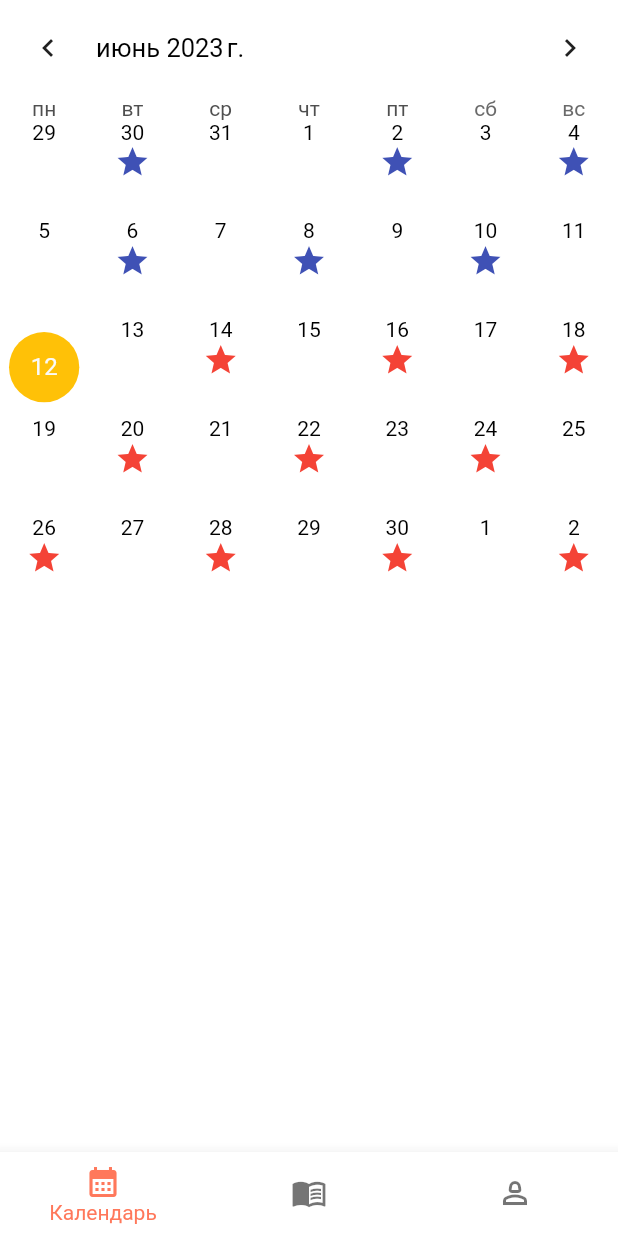
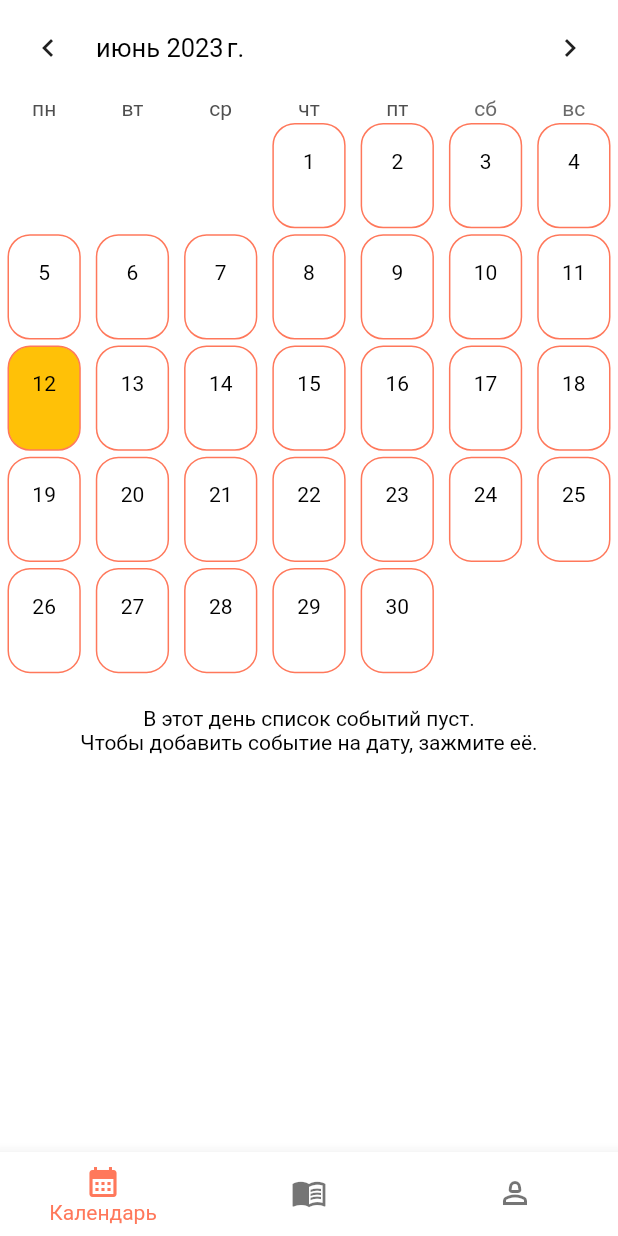
Before and after one commit to EvgrafovBTW/custom_calendar, a Flutter app: the screen it shows after launch, on a phone screen of 412 x 824 dp. Run offline on Flutter 3.47's test engine with Material 2 defaults, Android fonts, the phone set to English and light mode, and no system bars; drawn by our look-alikes of flutter_platform_widgets, overlay_support, table_calendar; our stand-ins replace equatable, flutter_bloc, flutter_spinkit, hydrated_bloc.

Commit message:
added add event dialog and overhaul

```diff
--- a/lib/logic/blocs/calendar/bloc/calendar_event.dart
+++ b/lib/logic/blocs/calendar/bloc/calendar_event.dart
@@ -8,7 +8,7 @@ abstract class CalendarEvent extends Equatable {
 }
 
 class MarkNewDate extends CalendarEvent {
-  final DateTime date;
+  final MarkedDateEvent date;
   const MarkNewDate(this.date);
 }
 
--- a/lib/logic/blocs/calendar/bloc/calendar_state.dart
+++ b/lib/logic/blocs/calendar/bloc/calendar_state.dart
@@ -7,13 +7,13 @@ class CalendarState extends Equatable {
     this.markedDays = const [],
   });
   final DateTime selectedDay;
-  final List<DateTime> markedDays;
+  final List<MarkedDateEvent> markedDays;
   @override
   List<dynamic> get props => [selectedDay];
 
   CalendarState copyWith({
     DateTime? selectedDay,
-    List<DateTime>? markedDays,
+    List<MarkedDateEvent>? markedDays,
   }) {
     return CalendarState(
       selectedDay: selectedDay ?? this.selectedDay,
--- /dev/null
+++ b/lib/logic/models/marked_date_model.dart
@@ -0,0 +1,53 @@
+// ignore_for_file: public_member_api_docs, sort_constructors_first
+import 'dart:convert';
+
+class MarkedDateEvent {
+  const MarkedDateEvent({
+    required this.id,
+    required this.dateTime,
+    required this.title,
+    this.description,
+  });
+  final String id;
+  final DateTime dateTime;
+  final String title;
+  final String? description;
+
+  Map<String, dynamic> toMap() {
+    return <String, dynamic>{
+      'id': id,
+      'dateTime': dateTime.millisecondsSinceEpoch,
+      'title': title,
+      'description': description,
+    };
+  }
+
+  factory MarkedDateEvent.fromMap(Map<String, dynamic> map) {
+    return MarkedDateEvent(
+      id: map['id'] as String,
+      dateTime: DateTime.fromMillisecondsSinceEpoch(map['dateTime'] as int),
+      title: map['title'] as String,
+      description:
+          map['description'] != null ? map['description'] as String : null,
+    );
+  }
+
+  String toJson() => json.encode(toMap());
+
+  factory MarkedDateEvent.fromJson(String source) =>
+      MarkedDateEvent.fromMap(json.decode(source) as Map<String, dynamic>);
+
+  MarkedDateEvent copyWith({
+    String? id,
+    DateTime? dateTime,
+    String? title,
+    String? description,
+  }) {
+    return MarkedDateEvent(
+      id: id ?? this.id,
+      dateTime: dateTime ?? this.dateTime,
+      title: title ?? this.title,
+      description: description ?? this.description,
+    );
+  }
+}
--- a/lib/main.dart
+++ b/lib/main.dart
@@ -1,3 +1,5 @@
+// ignore_for_file: depend_on_referenced_packages
+
 import 'dart:math';
 
 import 'package:custom_calendar/logic/blocs/calendar/bloc/calendar_bloc.dart';
@@ -96,8 +98,11 @@ class MainApp extends StatelessWidget {
               theme: ThemeData(
                 useMaterial3: true,
                 colorScheme: const ColorScheme.light(
+                  //TODO кастомные цвета
                   primary: Color.fromRGBO(255, 120, 91, 1),
-                  secondary: Color.fromRGBO(116, 105, 105, 1),
+                  onPrimary: Color.fromRGBO(91, 255, 132, 1),
+                  secondary: Color.fromRGBO(143, 29, 128, 1),
+                  onSecondary: Color.fromRGBO(28, 158, 126, 1),
                   tertiary: Colors.amber,
                   surface: Colors.white,
                   onSurface: Colors.black,
--- /dev/null
+++ b/lib/screens/components/calendar/date_cells.dart
@@ -0,0 +1,154 @@
+import 'package:custom_calendar/logic/blocs/calendar/bloc/calendar_bloc.dart';
+import 'package:flutter/material.dart';
+import 'package:flutter_bloc/flutter_bloc.dart';
+
+class DateCell extends StatelessWidget {
+  const DateCell(
+    this.dateType, {
+    super.key,
+    required this.day,
+  });
+  final DateTime day;
+  final DateCellType dateType;
+
+  @override
+  Widget build(BuildContext context) {
+    ThemeData theme = Theme.of(context);
+    CalendarBloc calendarBloc = BlocProvider.of<CalendarBloc>(context);
+
+    Color? getCellColor() {
+      if (dateType == DateCellType.selected) {
+        return theme.colorScheme.tertiary;
+      }
+      if (dateType == DateCellType.today) {
+        return theme.colorScheme.primary;
+      }
+      return null;
+    }
+
+    bool isDateMarked() {
+      if (calendarBloc.state.markedDays.contains(day)) {
+        return true;
+      }
+      return false;
+    }
+
+    return Padding(
+      padding: const EdgeInsets.symmetric(horizontal: 5, vertical: 2),
+      child: Container(
+        padding:
+            EdgeInsets.only(top: MediaQuery.of(context).size.height * 0.02),
+        decoration: BoxDecoration(
+          border: Border.all(color: theme.primaryColor),
+          borderRadius: const BorderRadius.all(Radius.circular(15)),
+          color: getCellColor(),
+        ),
+        child: SizedBox.expand(
+          child: DateCellBuilder(
+            dateType,
+            day: day,
+            marked: isDateMarked(),
+          ),
+        ),
+      ),
+    );
+  }
+}
+
+class DateCellBuilder extends StatelessWidget {
+  const DateCellBuilder(
+    this.dateType, {
+    required this.day,
+    required this.marked,
+    super.key,
+  });
+  final bool marked;
+  final DateTime day;
+  final DateCellType dateType;
+  @override
+  Widget build(BuildContext context) {
+    if (marked) {
+      return MarkedDateEventCellBody(day);
+    }
+
+    return DateCellBody(
+      day: day,
+    );
+  }
+}
+
+class SelectedCellBody extends StatelessWidget {
+  const SelectedCellBody({
+    super.key,
+    required this.day,
+  });
+
+  final DateTime day;
+
+  @override
+  Widget build(BuildContext context) {
+    return Column(
+      children: [
+        Text(
+          day.day.toString(),
+        ),
+      ],
+    );
+  }
+}
+
+class DateCellBody extends StatelessWidget {
+  const DateCellBody({
+    super.key,
+    required this.day,
+  });
+
+  final DateTime day;
+
+  @override
+  Widget build(BuildContext context) {
+    return Column(
+      children: [
+        Text(
+          day.day.toString(),
+        ),
+      ],
+    );
+  }
+}
+
+class MarkedDateEventCellBody extends StatelessWidget {
+  const MarkedDateEventCellBody(
+    this.day, {
+    super.key,
+  });
+  final DateTime day;
+
+  @override
+  Widget build(BuildContext context) {
+    ThemeData theme = Theme.of(context);
+    Color getDateColor(DateTime date) {
+      if (date.millisecondsSinceEpoch > DateTime.now().millisecondsSinceEpoch) {
+        return theme.colorScheme.secondary;
+      } else {
+        return theme.colorScheme.onSecondary;
+      }
+    }
+
+    return Column(
+      mainAxisAlignment: MainAxisAlignment.spaceBetween,
+      children: [
+        Text(
+          day.day.toString(),
+        ),
+        Icon(
+          //TODO кастомную иконку
+          Icons.star,
+          color: getDateColor(day),
+        ),
+      ],
+    );
+  }
+}
+
+enum DateCellType { def, selected, today }
--- a/lib/screens/components/calendar/marked_date_cell.dart
+++ /dev/null
@@ -1,57 +0,0 @@
-import 'package:flutter/material.dart';
-
-class DateCell extends StatelessWidget {
-  const DateCell({
-    super.key,
-    required this.day,
-    this.isMarked = false,
-  });
-  final DateTime day;
-  final bool isMarked;
-
-  @override
-  Widget build(BuildContext context) {
-    if (isMarked) {
-      return MarkedDateCell(day);
-    }
-    return Column(
-      children: [
-        Text(
-          day.day.toString(),
-        ),
-      ],
-    );
-  }
-}
-
-class MarkedDateCell extends StatelessWidget {
-  const MarkedDateCell(
-    this.day, {
-    super.key,
-  });
-  final DateTime day;
-
-  @override
-  Widget build(BuildContext context) {
-    Color getDateColor(DateTime date) {
-      if (date.millisecondsSinceEpoch > DateTime.now().millisecondsSinceEpoch) {
-        return Colors.red;
-      } else {
-        return Colors.indigo;
-      }
-    }
-
-    return Column(
-      children: [
-        Text(
-          day.day.toString(),
-        ),
-        Icon(
-          Icons.star,
-          color: getDateColor(day),
-          // size: MediaQuery.of(context).size.height * 0.05,
-        ),
-      ],
-    );
-  }
-}
--- a/lib/screens/main_screen.dart
+++ b/lib/screens/main_screen.dart
@@ -11,7 +11,7 @@ class MainScreen extends StatelessWidget {
 
   /// массив со страницами из боттом бара
   static List<Widget> pages = [
-    CalendarPage(),
+    const CalendarPage(),
     const FeedPage(),
     const ProfilePage(),
   ];
--- a/lib/screens/pages/calendar_page.dart
+++ b/lib/screens/pages/calendar_page.dart
@@ -1,8 +1,14 @@
+import 'dart:io';
+
 import 'package:custom_calendar/logic/blocs/calendar/bloc/calendar_bloc.dart';
-import 'package:custom_calendar/screens/components/calendar/marked_date_cell.dart';
+import 'package:custom_calendar/screens/components/calendar/calendar_dialog.dart';
+import 'package:custom_calendar/screens/components/calendar/date_cells.dart';
 import 'package:flutter/material.dart';
 import 'package:flutter_bloc/flutter_bloc.dart';
+import 'package:flutter_platform_widgets/flutter_platform_widgets.dart';
 import 'package:table_calendar/table_calendar.dart';
+
+import '../../logic/models/marked_date_model.dart';
 
 class CalendarPage extends StatelessWidget {
   const CalendarPage({super.key});
@@ -13,14 +19,93 @@ class CalendarPage extends StatelessWidget {
     ThemeData theme = Theme.of(context);
 
     return SafeArea(
-      child: Column(
+      child: SingleChildScrollView(
+        child: BlocBuilder<CalendarBloc, CalendarState>(
+          builder: (context, state) {
+            return Column(
               children: [
-          BlocBuilder<CalendarBloc, CalendarState>(
-            builder: (context, state) {
+                CustomCalendar(
+                  state,
+                  calendarBloc: calendarBloc,
+                  theme: theme,
+                ),
+                Padding(
+                  padding: const EdgeInsets.symmetric(vertical: 20),
+                  child: DateEventsList(state),
+                )
+              ],
+            );
+          },
+        ),
+      ),
+    );
+  }
+}
+
+class DateEventsList extends StatelessWidget {
+  const DateEventsList(
+    this.state, {
+    super.key,
+  });
+  final CalendarState state;
+
+  @override
+  Widget build(BuildContext context) {
+    List<MarkedDateEvent> events = [];
+    for (MarkedDateEvent event in state.markedDays) {
+      if (isSameDay(state.selectedDay, event.dateTime)) {
+        events.add(event);
+      }
+    }
+    if (events.isNotEmpty) {
+      return Column(
+        children: [
+          for (MarkedDateEvent event in events) Text(event.title),
+        ],
+      );
+    }
+    return SizedBox.fromSize(
+      size: MediaQuery.of(context).size,
+      child: const Text.rich(
+        TextSpan(
+          text: 'В этот день список событий пуст.',
+          children: [
+            TextSpan(text: '\nЧтобы добавить событие на дату, зажмите её.')
+          ],
+        ),
+        textAlign: TextAlign.center,
+      ),
+    );
+  }
+}
+
+class CustomCalendar extends StatelessWidget {
+  const CustomCalendar(
+    this.state, {
+    super.key,
+    required this.calendarBloc,
+    required this.theme,
+  });
+
+  final CalendarBloc calendarBloc;
+  final CalendarState state;
+  final ThemeData theme;
+
+  @override
+  Widget build(BuildContext context) {
     return TableCalendar(
-                rowHeight: MediaQuery.of(context).size.height * 0.08,
+      rowHeight: MediaQuery.of(context).size.height * 0.09,
       selectedDayPredicate: (day) {
         return isSameDay(state.selectedDay, day);
+      },
+      onDayLongPressed: (selectedDay, focusedDay) async {
+        await showPlatformDialog(
+          context: context,
+          material: MaterialDialogData(),
+          builder: (context) {
+            return const CalendarDialog();
+          },
+        );
       },
       onDaySelected: (selectedDay, focusedDay) {
         calendarBloc.add(SelectDate(focusedDay));
@@ -31,22 +116,27 @@ class CalendarPage extends StatelessWidget {
       startingDayOfWeek: StartingDayOfWeek.monday,
       locale: "ru_RU",
       calendarBuilders: CalendarBuilders(
-                  // selectedBuilder: (context, day, focusedDay) => Container(
-                  //   color: Colors.red,
-                  //   child: Text(day.toIso8601String()),
-                  // ),
         //! все дни в месяце
         defaultBuilder: (context, day, focusedDay) {
           return DateCell(
+            DateCellType.def,
             day: day,
-                      isMarked: day.day.isEven,
           );
         },
         //! дни за пределами месяца
         outsideBuilder: (context, day, focusedDay) {
+          return Container();
+        },
+        selectedBuilder: (context, day, focusedDay) {
           return DateCell(
+            DateCellType.selected,
             day: day,
-                      isMarked: day.day.isEven,
+          );
+        },
+        todayBuilder: (context, day, focusedDay) {
+          return DateCell(
+            DateCellType.today,
+            day: day,
           );
         },
       ),
@@ -67,13 +157,8 @@ class CalendarPage extends StatelessWidget {
           color: theme.colorScheme.tertiary,
         ),
       ),
-                headerStyle: HeaderStyle(),
-                daysOfWeekStyle: DaysOfWeekStyle(),
-              );
-            },
-          ),
-        ],
-      ),
+      // headerStyle: HeaderStyle(),
+      // daysOfWeekStyle: DaysOfWeekStyle(),
     );
   }
 }
```
Also changed, not shown: lib/logic/blocs/calendar/bloc/calendar_bloc.dart (+7 -6 lines), lib/screens/components/calendar/calendar_dialog.dart (added, +165 -0 lines). Lines whose indentation alone changed are shown as unchanged.
